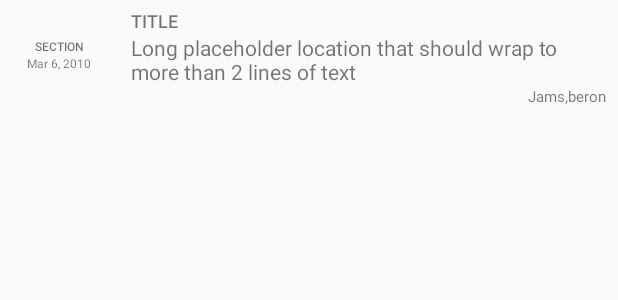
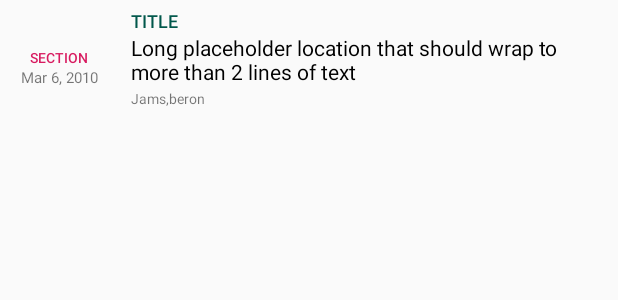
Before and after one commit to nfaycel/Udacity_News_App, an Android app: the layout list_item.xml on its own in the app's theme, with its tools: preview values and no code run, on a phone screen of 412 x 824 dp. Shown: the top 300 px of the screen. Run offline under Robolectric (Android 15) with nearby library versions, the phone set to English and light mode, and no system bars.

```diff
--- a/app/src/main/res/layout/list_item.xml
+++ b/app/src/main/res/layout/list_item.xml
@@ -24,14 +24,15 @@
         android:layout_centerInParent="true"
         android:fontFamily="sans-serif-medium"
         android:textAllCaps="true"
-        android:textSize="8sp"
+        android:textColor="@color/colorAccent"
+        android:textSize="9sp"
         tools:text="Section" />
     <TextView
         android:id="@+id/date"
         android:layout_width="wrap_content"
         android:layout_height="wrap_content"
         android:layout_below="@id/article_section"
-        android:textSize="8sp"
+        android:textSize="10sp"
         android:layout_centerHorizontal="true"
         android:text="Mar 6, 2010" />
     </RelativeLayout>
@@ -52,6 +53,7 @@
             android:ellipsize="end"
             android:fontFamily="sans-serif-medium"
             android:maxLines="1"
+            android:textColor="@color/colorPrimaryDark"
             android:textAllCaps="true"
             android:textSize="12sp"
             tools:text="Title" />
@@ -62,18 +64,19 @@
             android:layout_height="wrap_content"
             android:ellipsize="end"
             android:maxLines="2"
+            android:textColor="#000000"
             android:textSize="14sp"
             tools:text="Long placeholder location that should wrap to more than 2 lines of text" />
-
-    </LinearLayout>
-</LinearLayout>
-    <TextView
+        <TextView
             android:id="@+id/article_authors"
             android:layout_width="wrap_content"
             android:layout_height="wrap_content"
-            android:layout_gravity="end"
-        android:layout_marginLeft="8dp"
-            android:textSize="10sp"
-            android:text="Jams,beron" />
+            android:layout_gravity="start"
+            android:layout_marginTop="2dp"
+            android:textSize="9sp"
+            tools:text="Jams,beron" />
+    </LinearLayout>
+</LinearLayout>
+
 
 </LinearLayout>
```
Also changed, not shown: app/src/main/java/f/nouar/newsapp/AdapterNews.java (+8 -7 lines), app/src/main/java/f/nouar/newsapp/MainActivity.java (+6 -3 lines), app/src/main/java/f/nouar/newsapp/News.java (+13 -2 lines), app/src/main/java/f/nouar/newsapp/Utils.java (+7 -7 lines).
